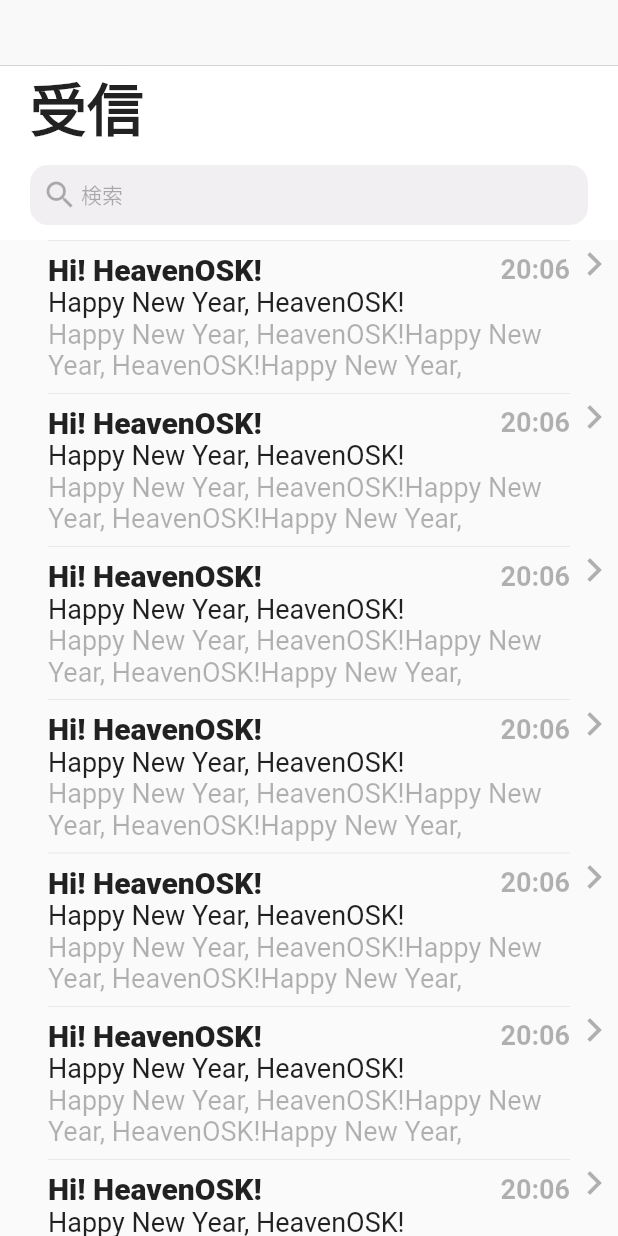
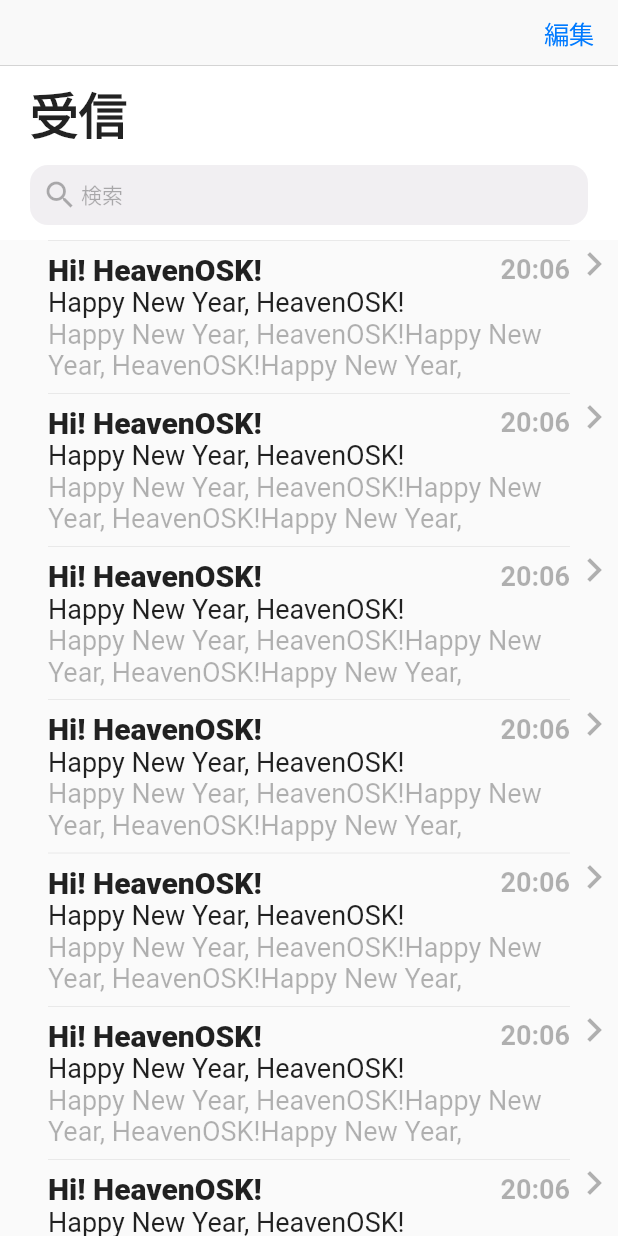
Before and after one commit to HeavenOSK/flutter_ui_trace, a Flutter app: the screen it shows after launch, on a phone screen of 412 x 824 dp. Run offline on Flutter 3.47's test engine with Material 2 defaults, Android fonts, the phone set to English and light mode, and no system bars; our stand-ins replace redux; missing offline and left inert: mono_kit, redux_logging, redux_navigator, redux_types, simple_logger, subscription_holder.

Commit message:
remove unnecessary files

```diff
--- a/lib/apps/cupertino_mail_app/inbox_page/components/flexible_search_app_bar.dart
+++ b/lib/apps/cupertino_mail_app/inbox_page/components/flexible_search_app_bar.dart
@@ -44,6 +44,10 @@ class _Title extends StatelessWidget {
       width: double.infinity,
       alignment: Alignment.centerLeft,
       padding: const EdgeInsets.only(left: 20),
+      child: Column(
+        children: <Widget>[
+          const SizedBox(height: 8),
+          Expanded(
             child: FittedBox(
               fit: BoxFit.fitHeight,
               child: Text(
@@ -53,6 +57,9 @@ class _Title extends StatelessWidget {
                   fontWeight: FontWeight.bold,
                 ),
               ),
+            ),
+          ),
+        ],
       ),
     );
   }
--- a/lib/apps/cupertino_mail_app/inbox_page/inbox_page.dart
+++ b/lib/apps/cupertino_mail_app/inbox_page/inbox_page.dart
@@ -5,6 +5,8 @@ import 'package:provider/provider.dart';
 
 import 'components/flexible_search_app_bar.dart';
 
+// TODO(HeavenOSK): 1.検索窓が中途半端なところで止まらないようにする
+// TODO(HeavenOSK): 2.NavigationBarの色とelevationを動的に変更する
 class InboxPage extends StatelessWidget {
   const InboxPage._({Key key}) : super(key: key);
 
@@ -30,6 +32,12 @@ class _Scaffold extends StatelessWidget {
     return Scaffold(
       appBar: CupertinoNavigationBar(
         middle: _HeaderTitle.withDependencies(controller),
+        trailing: Text(
+          '編集',
+          style: TextStyle(
+            color: CupertinoColors.activeBlue,
+          ),
+        ),
       ),
       body: CustomScrollView(
         controller: controller,
```
Also changed, not shown: lib/apps/cupertino_mail_app/inbox_page/model.dart (deleted). Lines whose indentation alone changed are shown as unchanged.
